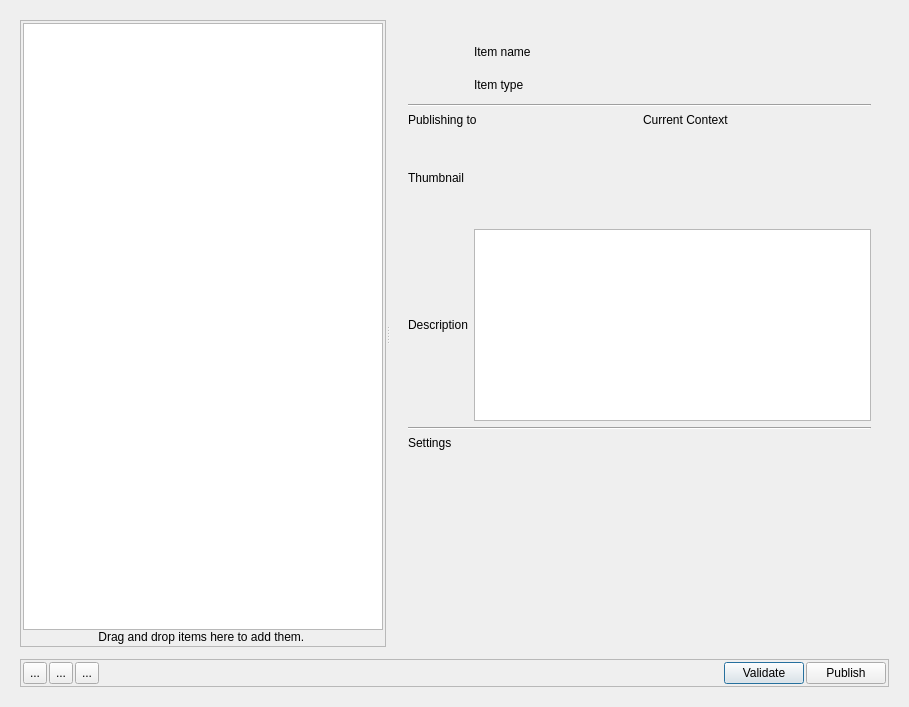
Qt form resources/dialog.ui (shotgunsoftware/tk-multi-publish2) before a commit.
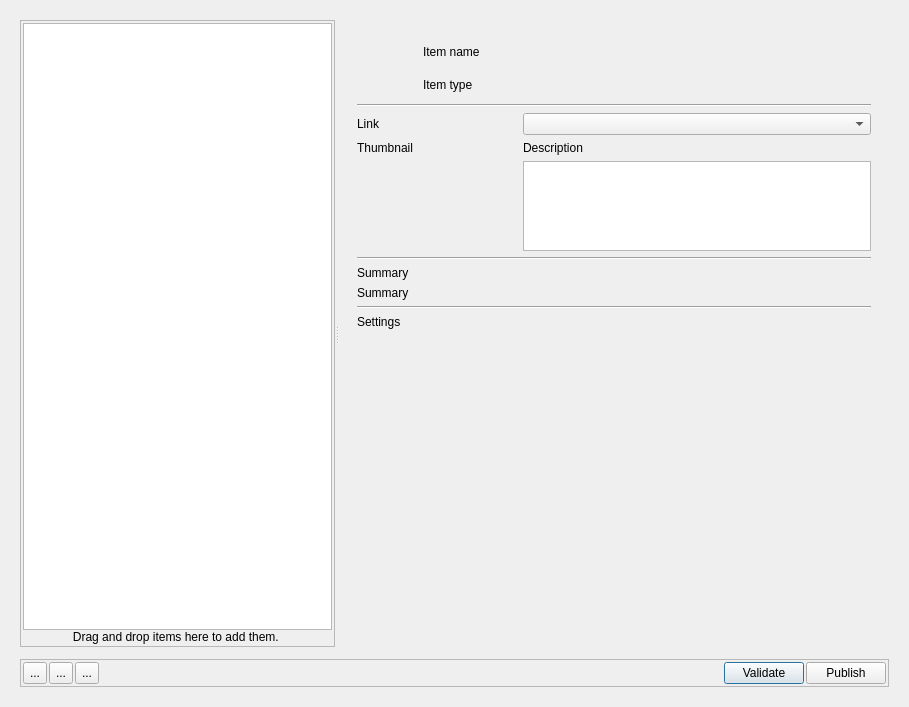
The same form after that commit. The open tabs and pages were chosen to show the change. Icons and pictures are not drawn. Custom widgets are drawn as their Qt base class.

```diff
--- a/resources/dialog.ui
+++ b/resources/dialog.ui
@@ -266,33 +266,30 @@
                 </widget>
                </item>
                <item>
-                <layout class="QHBoxLayout" name="horizontalLayout_5">
-                 <item>
-                  <widget class="QLabel" name="label_4">
-                   <property name="text">
-                    <string>Publishing to</string>
+                <layout class="QGridLayout" name="gridLayout">
+                 <item row="2" column="1">
+                  <widget class="QPlainTextEdit" name="item_comments">
+                   <property name="sizePolicy">
+                    <sizepolicy hsizetype="Expanding" vsizetype="Preferred">
+                     <horstretch>0</horstretch>
+                     <verstretch>0</verstretch>
+                    </sizepolicy>
                    </property>
-                  </widget>
-                 </item>
-                 <item>
-                  <widget class="QLabel" name="item_context">
-                   <property name="text">
-                    <string>Current Context</string>
+                   <property name="minimumSize">
+                    <size>
+                     <width>0</width>
+                     <height>90</height>
+                    </size>
                    </property>
-                  </widget>
-                 </item>
-                </layout>
-               </item>
-               <item>
-                <layout class="QHBoxLayout" name="horizontalLayout_6">
-                 <item>
-                  <widget class="QLabel" name="label_2">
-                   <property name="text">
-                    <string>Thumbnail</string>
+                   <property name="maximumSize">
+                    <size>
+                     <width>16777215</width>
+                     <height>90</height>
+                    </size>
                    </property>
                   </widget>
                  </item>
-                 <item>
+                 <item row="2" column="0">
                   <widget class="Thumbnail" name="item_thumbnail">
                    <property name="minimumSize">
                     <size>
@@ -314,22 +311,53 @@
                    </property>
                   </widget>
                  </item>
-                </layout>
-               </item>
-               <item>
-                <layout class="QHBoxLayout" name="horizontalLayout_7">
-                 <item>
-                  <widget class="QLabel" name="label_3">
+                 <item row="1" column="1">
+                  <widget class="QLabel" name="label_6">
                    <property name="text">
                     <string>Description</string>
                    </property>
                   </widget>
                  </item>
-                 <item>
-                  <widget class="QPlainTextEdit" name="item_comments"/>
+                 <item row="1" column="0">
+                  <widget class="QLabel" name="label_2">
+                   <property name="text">
+                    <string>Thumbnail</string>
+                   </property>
+                  </widget>
+                 </item>
+                 <item row="0" column="0">
+                  <widget class="QLabel" name="label_4">
+                   <property name="text">
+                    <string>Link</string>
+                   </property>
+                  </widget>
+                 </item>
+                 <item row="0" column="1">
+                  <widget class="QComboBox" name="comboBox"/>
                  </item>
                 </layout>
                </item>
+               <item>
+                <widget class="Line" name="item_divider_3">
+                 <property name="orientation">
+                  <enum>Qt::Horizontal</enum>
+                 </property>
+                </widget>
+               </item>
+               <item>
+                <widget class="QLabel" name="item_summary_label">
+                 <property name="text">
+                  <string>Summary</string>
+                 </property>
+                </widget>
+               </item>
+               <item>
+                <widget class="QLabel" name="item_summary">
+                 <property name="text">
+                  <string>Summary</string>
+                 </property>
+                </widget>
+               </item>
                <item>
                 <widget class="Line" name="item_divider_2">
                  <property name="orientation">
```
Left out of the diff: 4 changed lines with no effect on the pictures.
